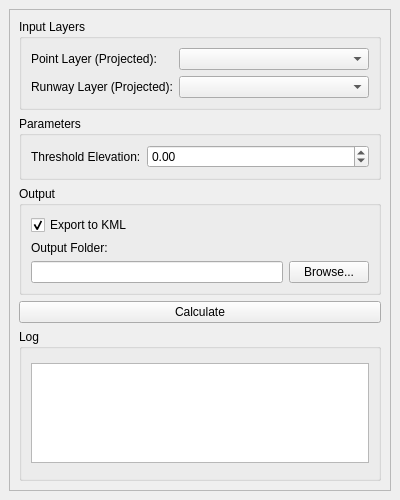
Above: Q_Pansopy/ui/ils/qpansopy_ils_dockwidget.ui from FLYGHT7/qpansopy before the change. Below: the same form after it.
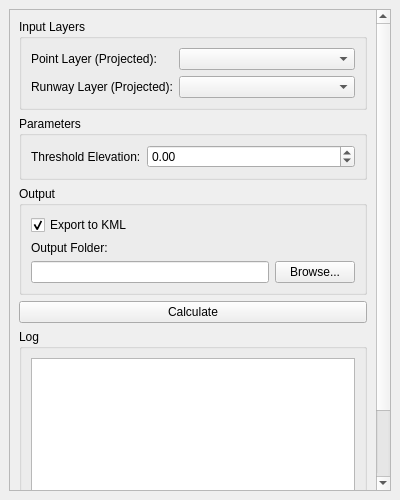
That is the form after the change. Custom widgets are drawn as their Qt base class.

What changed in the file:
```diff
--- a/Q_Pansopy/ui/ils/qpansopy_ils_dockwidget.ui
+++ b/Q_Pansopy/ui/ils/qpansopy_ils_dockwidget.ui
@@ -10,18 +10,12 @@
     <height>500</height>
    </rect>
   </property>
-  <property name="minimumSize">
-   <size>
-    <width>300</width>
-    <height>300</height>
-   </size>
-  </property>
-  <property name="maximumSize">
-   <size>
-    <width>16777215</width>
-    <height>600</height>
-   </size>
-  </property>
+    <property name="minimumSize">
+     <size>
+        <width>0</width>
+        <height>0</height>
+     </size>
+    </property>
   <property name="windowTitle">
    <string>QPANSOPY ILS</string>
   </property>
@@ -153,17 +147,29 @@
         </item>
         <item>
          <widget class="QGroupBox" name="groupBox_5">
+          <property name="sizePolicy">
+           <sizepolicy hsizetype="Preferred" vsizetype="Fixed">
+            <horstretch>0</horstretch>
+            <verstretch>0</verstretch>
+           </sizepolicy>
+          </property>
           <property name="title">
            <string>Log</string>
           </property>
           <layout class="QVBoxLayout" name="verticalLayout_5">
            <item>
             <widget class="QTextEdit" name="logTextEdit">
-             <property name="maximumSize">
-              <size>
-               <width>16777215</width>
-               <height>100</height>
-              </size>
+             <property name="sizePolicy">
+              <sizepolicy hsizetype="Expanding" vsizetype="Fixed">
+               <horstretch>0</horstretch>
+               <verstretch>0</verstretch>
+              </sizepolicy>
+             </property>
+             <property name="minimumHeight">
+              <number>70</number>
+             </property>
+             <property name="maximumHeight">
+              <number>140</number>
              </property>
              <property name="readOnly">
               <bool>true</bool>
@@ -173,6 +179,19 @@
           </layout>
          </widget>
         </item>
+        <item>
+         <spacer name="verticalSpacer">
+          <property name="orientation">
+           <enum>Qt::Vertical</enum>
+          </property>
+          <property name="sizeHint" stdset="0">
+           <size>
+            <width>20</width>
+            <height>20</height>
+           </size>
+          </property>
+         </spacer>
+        </item>
        </layout>
       </widget>
      </widget>
```
